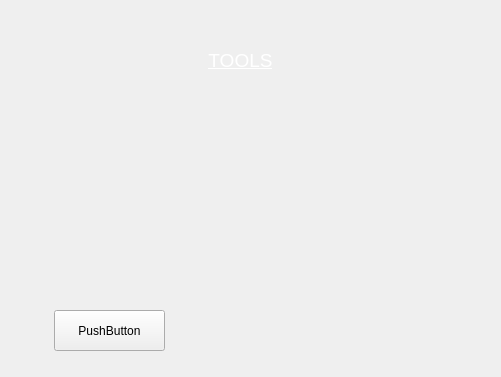
Qt form formtools.ui (DreamTeamHelha/SirtoliRacing) before a commit.
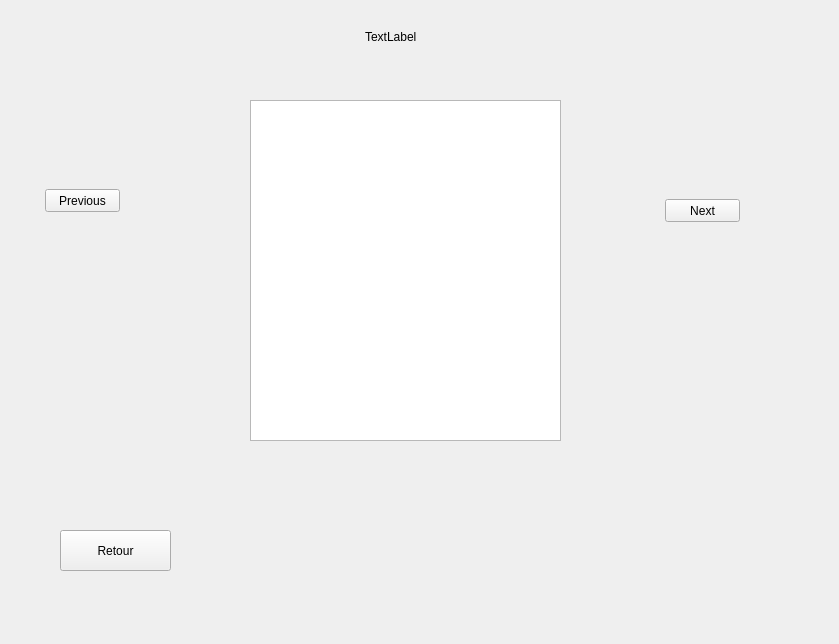
The same form after that commit.

Commit message:
Ajout du panel tableaux des scores
tableau des score qui etaitavant foormtools

The edit to the form file:
```diff
--- a/formtools.ui
+++ b/formtools.ui
@@ -6,37 +6,73 @@
    <rect>
     <x>0</x>
     <y>0</y>
-    <width>501</width>
-    <height>377</height>
+    <width>839</width>
+    <height>644</height>
    </rect>
   </property>
   <property name="windowTitle">
    <string>Form</string>
   </property>
-  <widget class="QLabel" name="label">
-   <property name="geometry">
-    <rect>
-     <x>200</x>
-     <y>40</y>
-     <width>81</width>
-     <height>41</height>
-    </rect>
-   </property>
-   <property name="text">
-    <string>&lt;html&gt;&lt;head/&gt;&lt;body&gt;&lt;p align=&quot;center&quot;&gt;&lt;span style=&quot; font-size:14pt; text-decoration: underline; color:#ffffff;&quot;&gt;TOOLS&lt;/span&gt;&lt;/p&gt;&lt;/body&gt;&lt;/html&gt;</string>
-   </property>
-  </widget>
   <widget class="QPushButton" name="pushButton">
    <property name="geometry">
     <rect>
-     <x>54</x>
-     <y>310</y>
+     <x>60</x>
+     <y>530</y>
      <width>111</width>
      <height>41</height>
     </rect>
    </property>
    <property name="text">
-    <string>PushButton</string>
+    <string>Retour</string>
+   </property>
+  </widget>
+  <widget class="QLabel" name="trackName">
+   <property name="geometry">
+    <rect>
+     <x>365</x>
+     <y>29</y>
+     <width>101</width>
+     <height>16</height>
+    </rect>
+   </property>
+   <property name="text">
+    <string>TextLabel</string>
+   </property>
+  </widget>
+  <widget class="QPushButton" name="previousButton">
+   <property name="geometry">
+    <rect>
+     <x>45</x>
+     <y>189</y>
+     <width>75</width>
+     <height>23</height>
+    </rect>
+   </property>
+   <property name="text">
+    <string>Previous</string>
+   </property>
+  </widget>
+  <widget class="QTableView" name="tableView">
+   <property name="geometry">
+    <rect>
+     <x>250</x>
+     <y>100</y>
+     <width>311</width>
+     <height>341</height>
+    </rect>
+   </property>
+  </widget>
+  <widget class="QPushButton" name="nextButton">
+   <property name="geometry">
+    <rect>
+     <x>665</x>
+     <y>199</y>
+     <width>75</width>
+     <height>23</height>
+    </rect>
+   </property>
+   <property name="text">
+    <string>Next</string>
    </property>
   </widget>
  </widget>
```
The commit also changes 3 other files.
